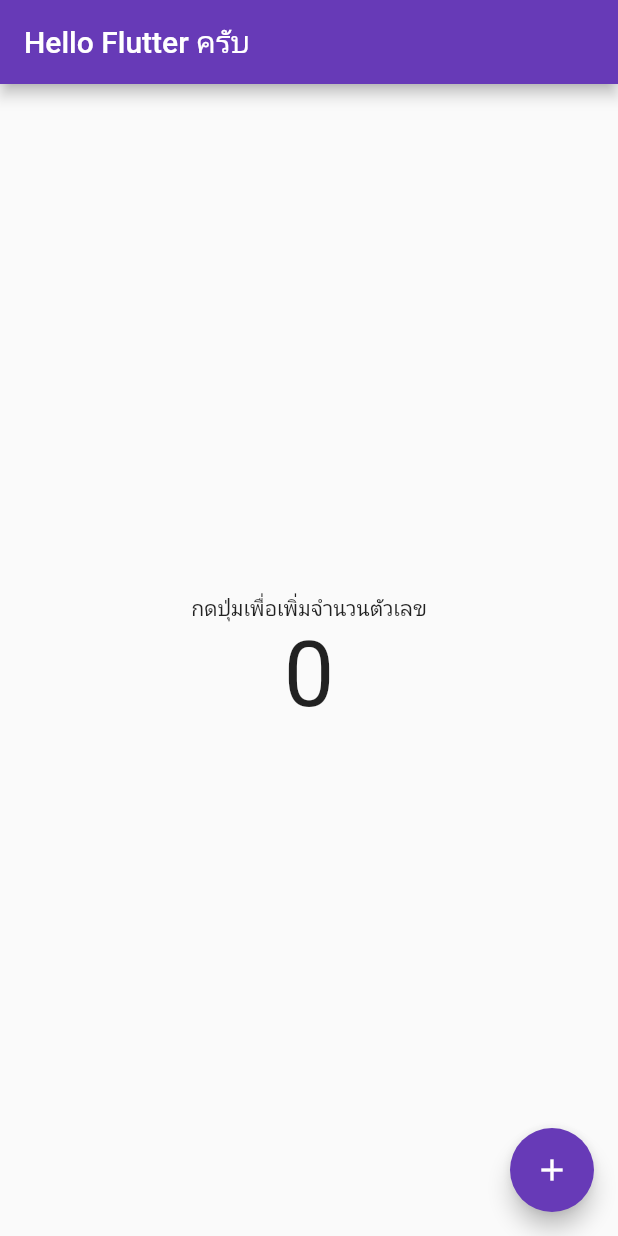
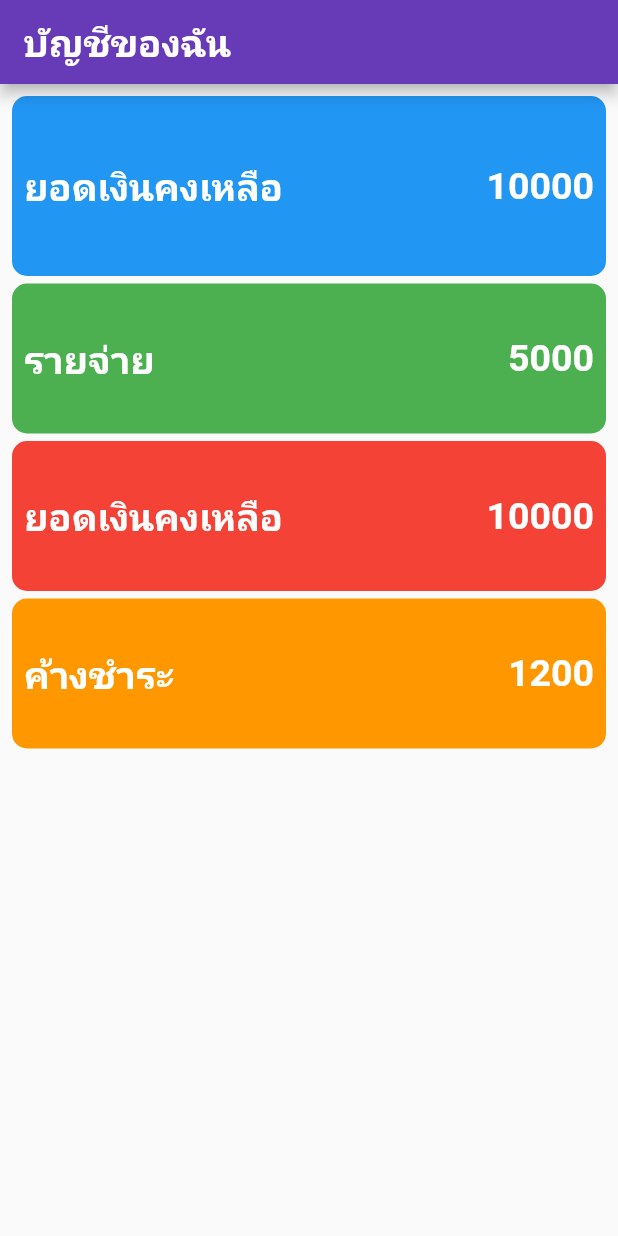
Before and after one commit to Starassassin-github/BasicFlutter, a Flutter app: the screen it shows after launch, on a phone screen of 412 x 824 dp. Run offline on Flutter 3.47's test engine with Material 2 defaults, Android fonts, the phone set to English and light mode, and no system bars.

Commit message:
add Container Picture
learning add Conntainer SizeBox Picture on pubspac and another ListView until widget

```diff
--- /dev/null
+++ b/my_fist_basic_flutter/lib/FoodMenu.dart
@@ -0,0 +1,32 @@
+class FoodMenu{
+  String name;
+  String price;
+  String img;
+
+  FoodMenu(this.name,this.price,this.img);
+  /**
+   * // กลุ่มข้อมูล
+  List<FoodMenu> menu = [
+    FoodMenu("กุ้งเผา", "500","assets/images/picture1.jpeg"),
+    FoodMenu("กะเพราหมู", "80","assets/images/picture2.jpeg"),
+    FoodMenu("ส้มตำ", "60","assets/images/picture3.jpeg"),
+    FoodMenu("ผัดไท", "40","assets/images/picture4.jpeg")
+  ];
+   */
+
+  /**
+   * ListView.builder(
+          itemCount: menu.length,
+          itemBuilder: (BuildContext context, int index) {
+          FoodMenu food = menu[index];
+          return ListTile(
+            leading: Image.asset(food.img),
+            title: Text(food.name,style: TextStyle(fontSize: 30),),
+            subtitle: Text("ราคา " + food.price + " บาท"),
+            onTap: (){
+              print("you choose " + food.name);
+            },
+          );
+        })
+   */
+}
--- a/my_fist_basic_flutter/lib/main.dart
+++ b/my_fist_basic_flutter/lib/main.dart
@@ -1,4 +1,5 @@
 import 'package:flutter/material.dart';
+import 'FoodMenu.dart';
 
 void main() {
   var app = MyApp();
@@ -23,37 +24,140 @@
 }
 
 class _MyHomePageState extends State<MyHomePage> {
-  int number = 0; // การสร้าง state
-
+  // แสดงผลข้อมูล
   @override
   Widget build(BuildContext context) {
     return Scaffold(
         appBar: AppBar(
-        title: Text("Hello Flutter ครับ"),
+          title: Text(
+            "บัญชีของฉัน",
+            style: TextStyle(
+                fontSize: 25, color: Colors.white, fontWeight: FontWeight.bold),
           ),
-      body: Center(
+        ),
+        body: Padding(
+          padding: const EdgeInsets.all(8.0),
           child: Column(
-          mainAxisAlignment: MainAxisAlignment.center,
             children: [
-              Text("กดปุ่มเพื่อเพิ่มจำนวนตัวเลข"),
+              Container(
+                padding: const EdgeInsets.all(8.0),
+                decoration: BoxDecoration(
+                    color: Colors.blue,
+                    borderRadius: BorderRadius.circular(10)),
+                height: 120,
+                child: Row(
+                  crossAxisAlignment: CrossAxisAlignment.center,
+                  children: [
                     Text(
-                "$number",
-                style: TextStyle(fontSize: 60),
+                      "ยอดเงินคงเหลือ",
+                      style: TextStyle(
+                          fontSize: 25,
+                          color: Colors.white,
+                          fontWeight: FontWeight.bold),
+                    ),
+                    Expanded(
+                        child: Text(
+                      "10000",
+                      style: TextStyle(
+                          fontSize: 25,
+                          color: Colors.white,
+                          fontWeight: FontWeight.bold),
+                      textAlign: TextAlign.right,
+                    ))
+                  ],
+                ),
+              ),
+              SizedBox(height: 5,),
+              Container(
+                padding: const EdgeInsets.all(8.0),
+                decoration: BoxDecoration(
+                    color: Colors.green,
+                    borderRadius: BorderRadius.circular(10)),
+                height: 100,
+                child: Row(
+                  crossAxisAlignment: CrossAxisAlignment.center,
+                  children: [
+                    Text(
+                      "รายจ่าย",
+                      style: TextStyle(
+                          fontSize: 25,
+                          color: Colors.white,
+                          fontWeight: FontWeight.bold),
+                    ),
+                    Expanded(
+                        child: Text(
+                      "5000",
+                      style: TextStyle(
+                          fontSize: 25,
+                          color: Colors.white,
+                          fontWeight: FontWeight.bold),
+                      textAlign: TextAlign.right,
+                    ))
+                  ],
+                ),
+              ),
+              SizedBox(height: 5,),
+              Container(
+                padding: const EdgeInsets.all(8.0),
+                decoration: BoxDecoration(
+                    color: Colors.red,
+                    borderRadius: BorderRadius.circular(10)),
+                height: 100,
+                child: Row(
+                  crossAxisAlignment: CrossAxisAlignment.center,
+                  children: [
+                    Text(
+                      "ยอดเงินคงเหลือ",
+                      style: TextStyle(
+                          fontSize: 25,
+                          color: Colors.white,
+                          fontWeight: FontWeight.bold),
+                    ),
+                    Expanded(
+                        child: Text(
+                      "10000",
+                      style: TextStyle(
+                          fontSize: 25,
+                          color: Colors.white,
+                          fontWeight: FontWeight.bold),
+                      textAlign: TextAlign.right,
+                    )
                     )
                   ],
+                ),
+              ),
+              SizedBox(height: 5,),
+              Container(
+                padding: const EdgeInsets.all(8.0),
+                decoration: BoxDecoration(
+                    color: Colors.orange,
+                    borderRadius: BorderRadius.circular(10)),
+                height: 100,
+                child: Row(
+                  crossAxisAlignment: CrossAxisAlignment.center,
+                  children: [
+                    Text(
+                      "ค้างชำระ",
+                      style: TextStyle(
+                          fontSize: 25,
+                          color: Colors.white,
+                          fontWeight: FontWeight.bold),
+                    ),
+                    Expanded(
+                        child: Text(
+                      "1200",
+                      style: TextStyle(
+                          fontSize: 25,
+                          color: Colors.white,
+                          fontWeight: FontWeight.bold),
+                      textAlign: TextAlign.right,
                     )
+                    )
+                  ],
                 ),
-      floatingActionButton: FloatingActionButton(
-        onPressed: addNumber,
-        child: Icon(Icons.add),
+              )
+            ],
           ),
-    );
+        ));
   }
-
-  void addNumber(){
-    setState(() {
-        number++;
-    });
 }
-
-}
--- a/my_fist_basic_flutter/pubspec.yaml
+++ b/my_fist_basic_flutter/pubspec.yaml
@@ -67,6 +67,8 @@
   # assets:
   #   - images/a_dot_burr.jpeg
   #   - images/a_dot_ham.jpeg
+  assets:
+    - assets/images/
 
   # An image asset can refer to one or more resolution-specific "variants", see
   # https://flutter.dev/assets-and-images/#resolution-aware
```
Also changed, not shown: my_fist_basic_flutter/assets/images/picture1.jpeg (added), my_fist_basic_flutter/assets/images/picture2.jpeg (added), my_fist_basic_flutter/assets/images/picture3.jpeg (added), my_fist_basic_flutter/assets/images/picture4.jpeg (added). Lines whose indentation alone changed are shown as unchanged.
